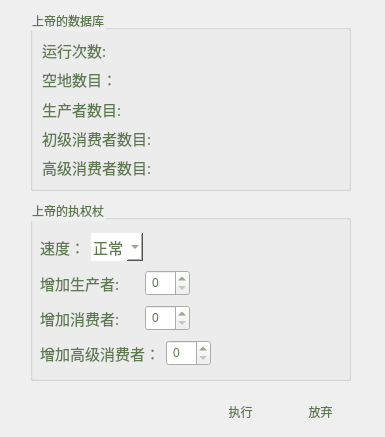
CieloSun/LifeGameGUI, file settingdialog.ui: the form before one commit.
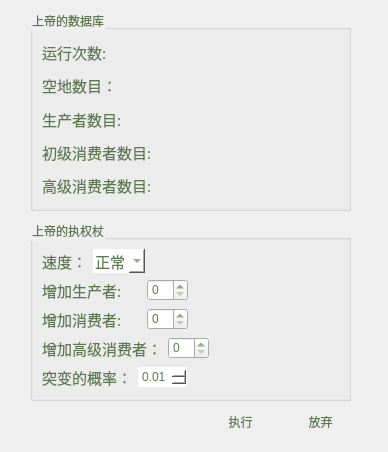
The form after the commit.

```diff
--- a/settingdialog.ui
+++ b/settingdialog.ui
@@ -6,8 +6,8 @@
    <rect>
     <x>0</x>
     <y>0</y>
-    <width>385</width>
-    <height>437</height>
+    <width>388</width>
+    <height>452</height>
    </rect>
   </property>
   <property name="windowTitle">
@@ -19,7 +19,7 @@
      <x>30</x>
      <y>10</y>
      <width>321</width>
-     <height>181</height>
+     <height>201</height>
     </rect>
    </property>
    <property name="styleSheet">
@@ -281,7 +281,7 @@
    <property name="geometry">
     <rect>
      <x>30</x>
-     <y>200</y>
+     <y>220</y>
      <width>321</width>
      <height>181</height>
     </rect>
@@ -293,20 +293,11 @@
    <property name="title">
     <string>上帝的执权杖</string>
    </property>
-   <widget class="QWidget" name="layoutWidget">
-    <property name="geometry">
-     <rect>
-      <x>10</x>
-      <y>30</y>
-      <width>301</width>
-      <height>141</height>
-     </rect>
-    </property>
     <layout class="QGridLayout" name="gridLayout">
-     <item row="0" column="0">
-      <layout class="QHBoxLayout" name="horizontalLayout_9">
+    <item row="3" column="1">
+     <layout class="QHBoxLayout" name="horizontalLayout_7">
        <item>
-        <widget class="QLabel" name="speedLabel">
+       <widget class="QLabel" name="highLabel_4">
          <property name="font">
           <font>
            <family>黑体</family>
@@ -323,49 +314,20 @@
           <string notr="true">font: 11pt &quot;黑体&quot;;</string>
          </property>
          <property name="text">
-          <string>速度：</string>
+         <string>增加高级消费者：</string>
          </property>
         </widget>
        </item>
        <item>
-        <widget class="QComboBox" name="speedComboBox">
-         <property name="font">
-          <font>
-           <family>黑体</family>
-           <pointsize>11</pointsize>
-           <weight>50</weight>
-           <italic>false</italic>
-           <bold>false</bold>
-          </font>
-         </property>
+       <widget class="QSpinBox" name="HighConsumerBox">
          <property name="styleSheet">
-          <string notr="true">font: 11pt &quot;黑体&quot;;
-color: rgb(94, 121, 80);
-background-color: rgb(255, 255, 255);
-selection-background-color: rgb(185, 236, 144);
-border:0px;
-padding:2px;
+         <string notr="true">selection-background-color: rgb(185, 236, 144);
 </string>
          </property>
-         <item>
-          <property name="text">
-           <string>正常</string>
-          </property>
-         </item>
-         <item>
-          <property name="text">
-           <string>慢速</string>
-          </property>
-         </item>
-         <item>
-          <property name="text">
-           <string>快速</string>
-          </property>
-         </item>
         </widget>
        </item>
        <item>
-        <spacer name="horizontalSpacer_2">
+       <spacer name="horizontalSpacer_3">
          <property name="orientation">
           <enum>Qt::Horizontal</enum>
          </property>
@@ -379,7 +341,7 @@
        </item>
       </layout>
      </item>
-     <item row="1" column="0">
+    <item row="1" column="1">
       <layout class="QHBoxLayout" name="horizontalLayout_5">
        <item>
         <widget class="QLabel" name="highLabel_2">
@@ -407,7 +369,7 @@
         <widget class="QSpinBox" name="ProducerBox">
          <property name="styleSheet">
           <string notr="true">selection-background-color: rgb(185, 236, 144);
-padding:2px;</string>
+</string>
          </property>
         </widget>
        </item>
@@ -426,7 +388,7 @@
        </item>
       </layout>
      </item>
-     <item row="2" column="0">
+    <item row="2" column="1">
       <layout class="QHBoxLayout" name="horizontalLayout_6">
        <item>
         <widget class="QLabel" name="highLabel_3">
@@ -455,7 +417,7 @@
         <widget class="QSpinBox" name="ConsumerBox">
          <property name="styleSheet">
           <string notr="true">selection-background-color: rgb(185, 236, 144);
-padding:2px;</string>
+</string>
          </property>
         </widget>
        </item>
@@ -474,10 +436,10 @@
        </item>
       </layout>
      </item>
-     <item row="3" column="0">
-      <layout class="QHBoxLayout" name="horizontalLayout_7">
+    <item row="0" column="1">
+     <layout class="QHBoxLayout" name="horizontalLayout_9">
        <item>
-        <widget class="QLabel" name="highLabel_4">
+       <widget class="QLabel" name="speedLabel">
          <property name="font">
           <font>
            <family>黑体</family>
@@ -494,20 +456,49 @@
           <string notr="true">font: 11pt &quot;黑体&quot;;</string>
          </property>
          <property name="text">
-          <string>增加高级消费者：</string>
+         <string>速度：</string>
          </property>
         </widget>
        </item>
        <item>
-        <widget class="QSpinBox" name="HighConsumerBox">
+       <widget class="QComboBox" name="speedComboBox">
+        <property name="font">
+         <font>
+          <family>黑体</family>
+          <pointsize>11</pointsize>
+          <weight>50</weight>
+          <italic>false</italic>
+          <bold>false</bold>
+         </font>
+        </property>
          <property name="styleSheet">
-          <string notr="true">selection-background-color: rgb(185, 236, 144);
-padding:2px;</string>
-         </property>
+         <string notr="true">font: 11pt &quot;黑体&quot;;
+color: rgb(94, 121, 80);
+background-color: rgb(255, 255, 255);
+selection-background-color: rgb(185, 236, 144);
+border:0px;
+padding:2px;
+</string>
+        </property>
+        <item>
+         <property name="text">
+          <string>正常</string>
+         </property>
+        </item>
+        <item>
+         <property name="text">
+          <string>慢速</string>
+         </property>
+        </item>
+        <item>
+         <property name="text">
+          <string>快速</string>
+         </property>
+        </item>
         </widget>
        </item>
        <item>
-        <spacer name="horizontalSpacer_3">
+       <spacer name="horizontalSpacer_2">
          <property name="orientation">
           <enum>Qt::Horizontal</enum>
          </property>
@@ -521,14 +512,77 @@
        </item>
       </layout>
      </item>
-    </layout>
-   </widget>
+    <item row="4" column="1">
+     <layout class="QHBoxLayout" name="horizontalLayout_11">
+      <item>
+       <widget class="QLabel" name="evolutionLabel_2">
+        <property name="font">
+         <font>
+          <family>黑体</family>
+          <pointsize>11</pointsize>
+          <weight>50</weight>
+          <italic>false</italic>
+          <bold>false</bold>
+         </font>
+        </property>
+        <property name="toolTip">
+         <string>&lt;html&gt;&lt;head/&gt;&lt;body&gt;&lt;p&gt;high consumer number&lt;/p&gt;&lt;/body&gt;&lt;/html&gt;</string>
+        </property>
+        <property name="styleSheet">
+         <string notr="true">font: 11pt &quot;黑体&quot;;</string>
+        </property>
+        <property name="text">
+         <string>突变的概率：</string>
+        </property>
+       </widget>
+      </item>
+      <item>
+       <widget class="QDoubleSpinBox" name="evolutionSpinBox">
+        <property name="styleSheet">
+         <string notr="true">font: 11pt &quot;黑体&quot;;
+selection-background-color: rgb(185, 236, 144);
+padding:2px;
+color: rgb(94, 121, 80);
+background-color: rgb(255, 255, 255);
+border:0px;
+</string>
+        </property>
+        <property name="maximum">
+         <double>1.000000000000000</double>
+        </property>
+        <property name="singleStep">
+         <double>0.010000000000000</double>
+        </property>
+        <property name="value">
+         <double>0.010000000000000</double>
+        </property>
+       </widget>
+      </item>
+      <item>
+       <spacer name="horizontalSpacer_11">
+        <property name="orientation">
+         <enum>Qt::Horizontal</enum>
+        </property>
+        <property name="sizeHint" stdset="0">
+         <size>
+          <width>40</width>
+          <height>20</height>
+         </size>
+        </property>
+       </spacer>
+      </item>
+     </layout>
+    </item>
+   </layout>
+   <zorder>layoutWidget</zorder>
+   <zorder>evolutionLabel_2</zorder>
+   <zorder>layoutWidget_2</zorder>
   </widget>
   <widget class="QPushButton" name="okButton">
    <property name="geometry">
     <rect>
      <x>210</x>
-     <y>400</y>
+     <y>410</y>
      <width>61</width>
      <height>23</height>
     </rect>
@@ -550,7 +604,7 @@
    <property name="geometry">
     <rect>
      <x>290</x>
-     <y>400</y>
+     <y>410</y>
      <width>61</width>
      <height>23</height>
     </rect>
```
Left out of the diff: 9 changed lines with no effect on the pictures. Lines whose indentation alone changed are shown as unchanged.
